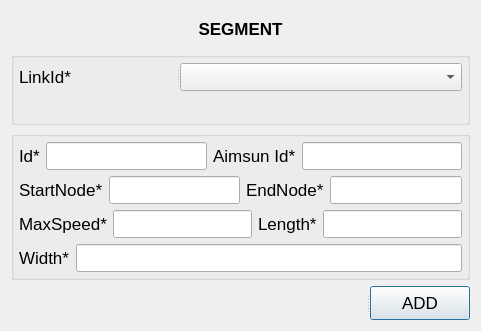
This is ui_segment.ui in chaitanyamalaviya/Trafficera as Qt 5 draws it before an edit. The edited form follows.
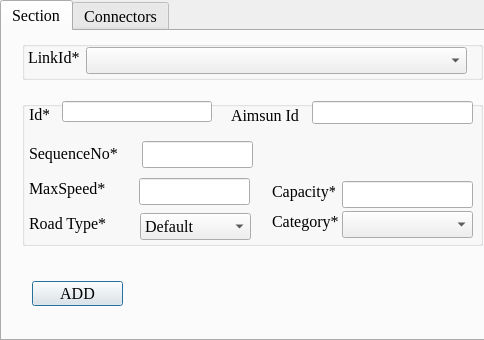
This is the edited form.

Patch:
```diff
--- a/ui_segment.ui
+++ b/ui_segment.ui
@@ -9,8 +9,8 @@
    <rect>
     <x>0</x>
     <y>0</y>
-    <width>481</width>
-    <height>331</height>
+    <width>484</width>
+    <height>340</height>
    </rect>
   </property>
   <property name="font">
@@ -37,208 +37,594 @@
   <property name="sizeGripEnabled">
    <bool>false</bool>
   </property>
-  <layout class="QGridLayout" name="gridLayout_3">
-   <item row="0" column="0">
-    <layout class="QVBoxLayout" name="verticalLayout">
-     <item>
-      <widget class="QLabel" name="titleLabel">
-       <property name="font">
-        <font>
-         <pointsize>13</pointsize>
-         <weight>75</weight>
-         <bold>true</bold>
-        </font>
+  <widget class="QTabWidget" name="tabWidget_2">
+   <property name="geometry">
+    <rect>
+     <x>0</x>
+     <y>0</y>
+     <width>491</width>
+     <height>341</height>
+    </rect>
+   </property>
+   <property name="font">
+    <font>
+     <family>Times New Roman</family>
+     <pointsize>12</pointsize>
+    </font>
+   </property>
+   <property name="currentIndex">
+    <number>0</number>
+   </property>
+   <widget class="QWidget" name="tab_2">
+    <attribute name="title">
+     <string>Section</string>
+    </attribute>
+    <widget class="QLabel" name="titleLabel">
+     <property name="geometry">
+      <rect>
+       <x>130</x>
+       <y>-40</y>
+       <width>91</width>
+       <height>17</height>
+      </rect>
+     </property>
+     <property name="font">
+      <font>
+       <family>Times New Roman</family>
+       <pointsize>12</pointsize>
+       <weight>75</weight>
+       <bold>true</bold>
+      </font>
+     </property>
+     <property name="text">
+      <string>SEGMENT</string>
+     </property>
+     <property name="alignment">
+      <set>Qt::AlignCenter</set>
+     </property>
+    </widget>
+    <widget class="QLabel" name="errorMessage_2">
+     <property name="geometry">
+      <rect>
+       <x>-50</x>
+       <y>230</y>
+       <width>6</width>
+       <height>18</height>
+      </rect>
+     </property>
+     <property name="font">
+      <font>
+       <family>Times New Roman</family>
+       <pointsize>12</pointsize>
+       <italic>true</italic>
+      </font>
+     </property>
+     <property name="styleSheet">
+      <string notr="true">color: rgb(255, 20, 27)</string>
+     </property>
+     <property name="text">
+      <string/>
+     </property>
+    </widget>
+    <widget class="QGroupBox" name="linkGroupBox">
+     <property name="geometry">
+      <rect>
+       <x>20</x>
+       <y>10</y>
+       <width>461</width>
+       <height>39</height>
+      </rect>
+     </property>
+     <property name="font">
+      <font>
+       <family>Times New Roman</family>
+       <pointsize>12</pointsize>
+      </font>
+     </property>
+     <property name="title">
+      <string/>
+     </property>
+     <widget class="QLabel" name="linkIdLabel">
+      <property name="geometry">
+       <rect>
+        <x>6</x>
+        <y>6</y>
+        <width>53</width>
+        <height>21</height>
+       </rect>
+      </property>
+      <property name="font">
+       <font>
+        <family>Times New Roman</family>
+        <pointsize>12</pointsize>
+       </font>
+      </property>
+      <property name="text">
+       <string>LinkId*</string>
+      </property>
+     </widget>
+     <widget class="QComboBox" name="linkIdComboBox">
+      <property name="geometry">
+       <rect>
+        <x>64</x>
+        <y>6</y>
+        <width>381</width>
+        <height>27</height>
+       </rect>
+      </property>
+      <property name="font">
+       <font>
+        <family>Times New Roman</family>
+        <pointsize>12</pointsize>
+       </font>
+      </property>
+     </widget>
+    </widget>
+    <widget class="QPushButton" name="actionButton_2">
+     <property name="geometry">
+      <rect>
+       <x>30</x>
+       <y>250</y>
+       <width>91</width>
+       <height>25</height>
+      </rect>
+     </property>
+     <property name="maximumSize">
+      <size>
+       <width>100</width>
+       <height>100</height>
+      </size>
+     </property>
+     <property name="font">
+      <font>
+       <family>Times New Roman</family>
+       <pointsize>12</pointsize>
+      </font>
+     </property>
+     <property name="text">
+      <string>ADD</string>
+     </property>
+    </widget>
+    <widget class="QGroupBox" name="attributeGroup_2">
+     <property name="geometry">
+      <rect>
+       <x>20</x>
+       <y>70</y>
+       <width>461</width>
+       <height>145</height>
+      </rect>
+     </property>
+     <property name="font">
+      <font>
+       <family>Times New Roman</family>
+       <pointsize>12</pointsize>
+      </font>
+     </property>
+     <property name="title">
+      <string/>
+     </property>
+     <widget class="QLabel" name="label_11">
+      <property name="geometry">
+       <rect>
+        <x>250</x>
+        <y>110</y>
+        <width>75</width>
+        <height>21</height>
+       </rect>
+      </property>
+      <property name="font">
+       <font>
+        <family>Times New Roman</family>
+        <pointsize>12</pointsize>
+       </font>
+      </property>
+      <property name="text">
+       <string>Category*</string>
+      </property>
+     </widget>
+     <widget class="QComboBox" name="comboBox_5">
+      <property name="geometry">
+       <rect>
+        <x>320</x>
+        <y>110</y>
+        <width>131</width>
+        <height>27</height>
+       </rect>
+      </property>
+      <property name="font">
+       <font>
+        <family>Times New Roman</family>
+        <pointsize>12</pointsize>
+       </font>
+      </property>
+     </widget>
+     <widget class="QLineEdit" name="maxSpeed_2">
+      <property name="geometry">
+       <rect>
+        <x>120</x>
+        <y>40</y>
+        <width>111</width>
+        <height>27</height>
+       </rect>
+      </property>
+      <property name="font">
+       <font>
+        <family>Times New Roman</family>
+        <pointsize>12</pointsize>
+       </font>
+      </property>
+     </widget>
+     <widget class="QLineEdit" name="length">
+      <property name="geometry">
+       <rect>
+        <x>320</x>
+        <y>80</y>
+        <width>131</width>
+        <height>27</height>
+       </rect>
+      </property>
+      <property name="font">
+       <font>
+        <family>Times New Roman</family>
+        <pointsize>12</pointsize>
+       </font>
+      </property>
+     </widget>
+     <widget class="QLineEdit" name="maxSpeed">
+      <property name="geometry">
+       <rect>
+        <x>117</x>
+        <y>77</y>
+        <width>111</width>
+        <height>27</height>
+       </rect>
+      </property>
+      <property name="font">
+       <font>
+        <family>Times New Roman</family>
+        <pointsize>12</pointsize>
+       </font>
+      </property>
+     </widget>
+     <widget class="QComboBox" name="comboBox_8">
+      <property name="geometry">
+       <rect>
+        <x>118</x>
+        <y>112</y>
+        <width>111</width>
+        <height>27</height>
+       </rect>
+      </property>
+      <property name="font">
+       <font>
+        <family>Times New Roman</family>
+        <pointsize>12</pointsize>
+       </font>
+      </property>
+      <item>
+       <property name="text">
+        <string>Default</string>
        </property>
+      </item>
+      <item>
        <property name="text">
         <string>SEGMENT</string>
        </property>
        <property name="alignment">
         <set>Qt::AlignCenter</set>
        </property>
-      </widget>
-     </item>
-     <item>
-      <widget class="QGroupBox" name="linkGroupBox">
-       <property name="title">
-        <string/>
+      </item>
+      <item>
+       <property name="text">
+        <string>Urban Road</string>
        </property>
-       <layout class="QGridLayout" name="gridLayout">
-        <property name="leftMargin">
-         <number>5</number>
-        </property>
-        <property name="topMargin">
-         <number>5</number>
-        </property>
-        <property name="rightMargin">
-         <number>5</number>
-        </property>
-        <property name="bottomMargin">
-         <number>5</number>
-        </property>
-        <item row="1" column="0">
-         <widget class="QLabel" name="linkName">
-          <property name="text">
-           <string/>
-          </property>
-         </widget>
-        </item>
-        <item row="0" column="0">
-         <widget class="QSplitter" name="splitter">
-          <property name="orientation">
-           <enum>Qt::Horizontal</enum>
-          </property>
-          <widget class="QLabel" name="linkIdLabel">
-           <property name="text">
-            <string>LinkId*</string>
-           </property>
-          </widget>
-          <widget class="QComboBox" name="linkIdComboBox"/>
-         </widget>
-        </item>
-       </layout>
-      </widget>
-     </item>
-     <item>
-      <widget class="QGroupBox" name="attributeGroup">
-       <property name="title">
-        <string/>
-       </property>
-       <layout class="QGridLayout" name="gridLayout_2">
-        <property name="leftMargin">
-         <number>5</number>
-        </property>
-        <property name="topMargin">
-         <number>5</number>
-        </property>
-        <property name="rightMargin">
-         <number>5</number>
-        </property>
-        <property name="bottomMargin">
-         <number>5</number>
-        </property>
-        <item row="0" column="0">
-         <layout class="QHBoxLayout" name="horizontalLayout">
-          <item>
-           <widget class="QLabel" name="idLabel">
-            <property name="text">
-             <string>Id*</string>
-            </property>
-           </widget>
-          </item>
-          <item>
-           <widget class="QLineEdit" name="id"/>
-          </item>
-          <item>
-           <widget class="QLabel" name="aimsunIdLabel">
-            <property name="text">
-             <string>Aimsun Id*</string>
-            </property>
-           </widget>
-          </item>
-          <item>
-           <widget class="QLineEdit" name="aimsunId"/>
-          </item>
-         </layout>
-        </item>
-        <item row="1" column="0">
-         <layout class="QHBoxLayout" name="horizontalLayout_2">
-          <item>
-           <widget class="QLabel" name="startNodeLabel">
-            <property name="text">
-             <string>StartNode*</string>
-            </property>
-           </widget>
-          </item>
-          <item>
-           <widget class="QLineEdit" name="startNode"/>
-          </item>
-          <item>
-           <widget class="QLabel" name="endNodeLabel">
-            <property name="text">
-             <string>EndNode*</string>
-            </property>
-           </widget>
-          </item>
-          <item>
-           <widget class="QLineEdit" name="endNode"/>
-          </item>
-         </layout>
-        </item>
-        <item row="2" column="0">
-         <layout class="QHBoxLayout" name="horizontalLayout_3">
-          <item>
-           <widget class="QLabel" name="maxSpeedLabel">
-            <property name="text">
-             <string>MaxSpeed*</string>
-            </property>
-           </widget>
-          </item>
-          <item>
-           <widget class="QLineEdit" name="maxSpeed"/>
-          </item>
-          <item>
-           <widget class="QLabel" name="lengthLabel">
-            <property name="text">
-             <string>Length*</string>
-            </property>
-           </widget>
-          </item>
-          <item>
-           <widget class="QLineEdit" name="length"/>
-          </item>
-         </layout>
-        </item>
-        <item row="3" column="0">
-         <layout class="QHBoxLayout" name="horizontalLayout_4">
-          <item>
-           <widget class="QLabel" name="widthLabel">
-            <property name="text">
-             <string>Width*</string>
-            </property>
-           </widget>
-          </item>
-          <item>
-           <widget class="QLineEdit" name="width"/>
-          </item>
-         </layout>
-        </item>
-       </layout>
-      </widget>
-     </item>
-     <item>
-      <widget class="QSplitter" name="splitter_2">
-       <property name="orientation">
-        <enum>Qt::Horizontal</enum>
-       </property>
-       <widget class="QLabel" name="errorMessage">
-        <property name="font">
-         <font>
-          <italic>true</italic>
-         </font>
-        </property>
-        <property name="styleSheet">
-         <string notr="true">color: rgb(255, 20, 27)</string>
-        </property>
-        <property name="text">
-         <string/>
-        </property>
-       </widget>
-       <widget class="QPushButton" name="actionButton">
-        <property name="maximumSize">
-         <size>
-          <width>100</width>
-          <height>100</height>
-         </size>
-        </property>
-        <property name="text">
-         <string>ADD</string>
-        </property>
-       </widget>
-      </widget>
-     </item>
-    </layout>
-   </item>
-  </layout>
+      </item>
+     </widget>
+     <widget class="QLabel" name="maxSpeedLabel">
+      <property name="geometry">
+       <rect>
+        <x>7</x>
+        <y>77</y>
+        <width>84</width>
+        <height>21</height>
+       </rect>
+      </property>
+      <property name="font">
+       <font>
+        <family>Times New Roman</family>
+        <pointsize>12</pointsize>
+       </font>
+      </property>
+      <property name="text">
+       <string>MaxSpeed*</string>
+      </property>
+     </widget>
+     <widget class="QLabel" name="startNodeLabel">
+      <property name="geometry">
+       <rect>
+        <x>7</x>
+        <y>42</y>
+        <width>91</width>
+        <height>21</height>
+       </rect>
+      </property>
+      <property name="font">
+       <font>
+        <family>Times New Roman</family>
+        <pointsize>12</pointsize>
+       </font>
+      </property>
+      <property name="text">
+       <string>SequenceNo*</string>
+      </property>
+     </widget>
+     <widget class="QLabel" name="lengthLabel">
+      <property name="geometry">
+       <rect>
+        <x>250</x>
+        <y>80</y>
+        <width>63</width>
+        <height>21</height>
+       </rect>
+      </property>
+      <property name="font">
+       <font>
+        <family>Times New Roman</family>
+        <pointsize>12</pointsize>
+       </font>
+      </property>
+      <property name="text">
+       <string>Capacity*</string>
+      </property>
+     </widget>
+     <widget class="QLabel" name="widthLabel">
+      <property name="geometry">
+       <rect>
+        <x>7</x>
+        <y>112</y>
+        <width>91</width>
+        <height>21</height>
+       </rect>
+      </property>
+      <property name="font">
+       <font>
+        <family>Times New Roman</family>
+        <pointsize>12</pointsize>
+       </font>
+      </property>
+      <property name="text">
+       <string>Road Type*</string>
+      </property>
+     </widget>
+     <widget class="QLabel" name="idLabel">
+      <property name="geometry">
+       <rect>
+        <x>7</x>
+        <y>3</y>
+        <width>20</width>
+        <height>21</height>
+       </rect>
+      </property>
+      <property name="font">
+       <font>
+        <family>Times New Roman</family>
+        <pointsize>12</pointsize>
+       </font>
+      </property>
+      <property name="text">
+       <string>Id*</string>
+      </property>
+     </widget>
+     <widget class="QLineEdit" name="id">
+      <property name="geometry">
+       <rect>
+        <x>40</x>
+        <y>0</y>
+        <width>150</width>
+        <height>21</height>
+       </rect>
+      </property>
+      <property name="font">
+       <font>
+        <family>Times New Roman</family>
+        <pointsize>12</pointsize>
+       </font>
+      </property>
+     </widget>
+     <widget class="QLabel" name="aimsunIdLabel_2">
+      <property name="geometry">
+       <rect>
+        <x>209</x>
+        <y>4</y>
+        <width>68</width>
+        <height>20</height>
+       </rect>
+      </property>
+      <property name="font">
+       <font>
+        <family>Times New Roman</family>
+        <pointsize>12</pointsize>
+       </font>
+      </property>
+      <property name="text">
+       <string>Aimsun Id*</string>
+      </property>
+     </widget>
+     <widget class="QLineEdit" name="aimsunId_2">
+      <property name="geometry">
+       <rect>
+        <x>290</x>
+        <y>0</y>
+        <width>161</width>
+        <height>23</height>
+       </rect>
+      </property>
+      <property name="font">
+       <font>
+        <family>Times New Roman</family>
+        <pointsize>12</pointsize>
+       </font>
+      </property>
+     </widget>
+    </widget>
+   </widget>
+   <widget class="QWidget" name="tab_4">
+    <attribute name="title">
+     <string>Connectors</string>
+    </attribute>
+    <widget class="QLabel" name="label">
+     <property name="geometry">
+      <rect>
+       <x>20</x>
+       <y>20</y>
+       <width>111</width>
+       <height>16</height>
+      </rect>
+     </property>
+     <property name="text">
+      <string>Lane Connectors</string>
+     </property>
+    </widget>
+    <widget class="QLineEdit" name="lineEdit">
+     <property name="geometry">
+      <rect>
+       <x>130</x>
+       <y>49</y>
+       <width>201</width>
+       <height>21</height>
+      </rect>
+     </property>
+    </widget>
+    <widget class="QLabel" name="label_2">
+     <property name="geometry">
+      <rect>
+       <x>50</x>
+       <y>50</y>
+       <width>61</width>
+       <height>20</height>
+      </rect>
+     </property>
+     <property name="text">
+      <string>Lane ID</string>
+     </property>
+    </widget>
+    <widget class="QLabel" name="label_3">
+     <property name="geometry">
+      <rect>
+       <x>50</x>
+       <y>90</y>
+       <width>81</width>
+       <height>20</height>
+      </rect>
+     </property>
+     <property name="text">
+      <string>fromSection</string>
+     </property>
+    </widget>
+    <widget class="QComboBox" name="comboBox">
+     <property name="geometry">
+      <rect>
+       <x>130</x>
+       <y>90</y>
+       <width>121</width>
+       <height>22</height>
+      </rect>
+     </property>
+    </widget>
+    <widget class="QLabel" name="label_4">
+     <property name="geometry">
+      <rect>
+       <x>270</x>
+       <y>90</y>
+       <width>61</width>
+       <height>20</height>
+      </rect>
+     </property>
+     <property name="text">
+      <string>toSection</string>
+     </property>
+    </widget>
+    <widget class="QComboBox" name="comboBox_2">
+     <property name="geometry">
+      <rect>
+       <x>340</x>
+       <y>90</y>
+       <width>121</width>
+       <height>22</height>
+      </rect>
+     </property>
+    </widget>
+    <widget class="QLabel" name="label_5">
+     <property name="geometry">
+      <rect>
+       <x>50</x>
+       <y>120</y>
+       <width>81</width>
+       <height>20</height>
+      </rect>
+     </property>
+     <property name="text">
+      <string>fromLane</string>
+     </property>
+    </widget>
+    <widget class="QLabel" name="label_6">
+     <property name="geometry">
+      <rect>
+       <x>270</x>
+       <y>120</y>
+       <width>61</width>
+       <height>20</height>
+      </rect>
+     </property>
+     <property name="text">
+      <string>toLane</string>
+     </property>
+    </widget>
+    <widget class="QComboBox" name="comboBox_3">
+     <property name="geometry">
+      <rect>
+       <x>340</x>
+       <y>120</y>
+       <width>121</width>
+       <height>22</height>
+      </rect>
+     </property>
+    </widget>
+    <widget class="QComboBox" name="comboBox_4">
+     <property name="geometry">
+      <rect>
+       <x>130</x>
+       <y>120</y>
+       <width>121</width>
+       <height>22</height>
+      </rect>
+     </property>
+    </widget>
+    <widget class="QTableView" name="tableView">
+     <property name="geometry">
+      <rect>
+       <x>30</x>
+       <y>170</y>
+       <width>431</width>
+       <height>111</height>
+      </rect>
+     </property>
+    </widget>
+    <widget class="QPushButton" name="pushButton">
+     <property name="geometry">
+      <rect>
+       <x>364</x>
+       <y>50</y>
+       <width>91</width>
+       <height>23</height>
+      </rect>
+     </property>
+     <property name="text">
+      <string>ADD NEW</string>
+     </property>
+    </widget>
+   </widget>
+  </widget>
  </widget>
  <resources/>
  <connections/>
```
Left out of the diff: 8 changed lines with no effect on the pictures.
